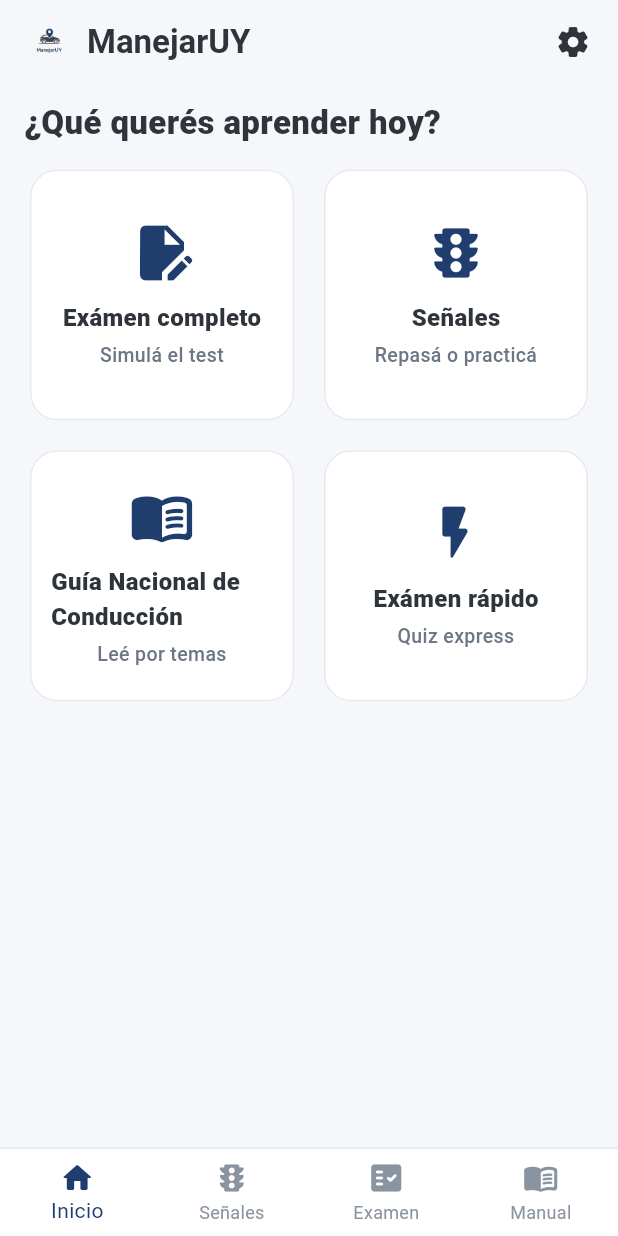
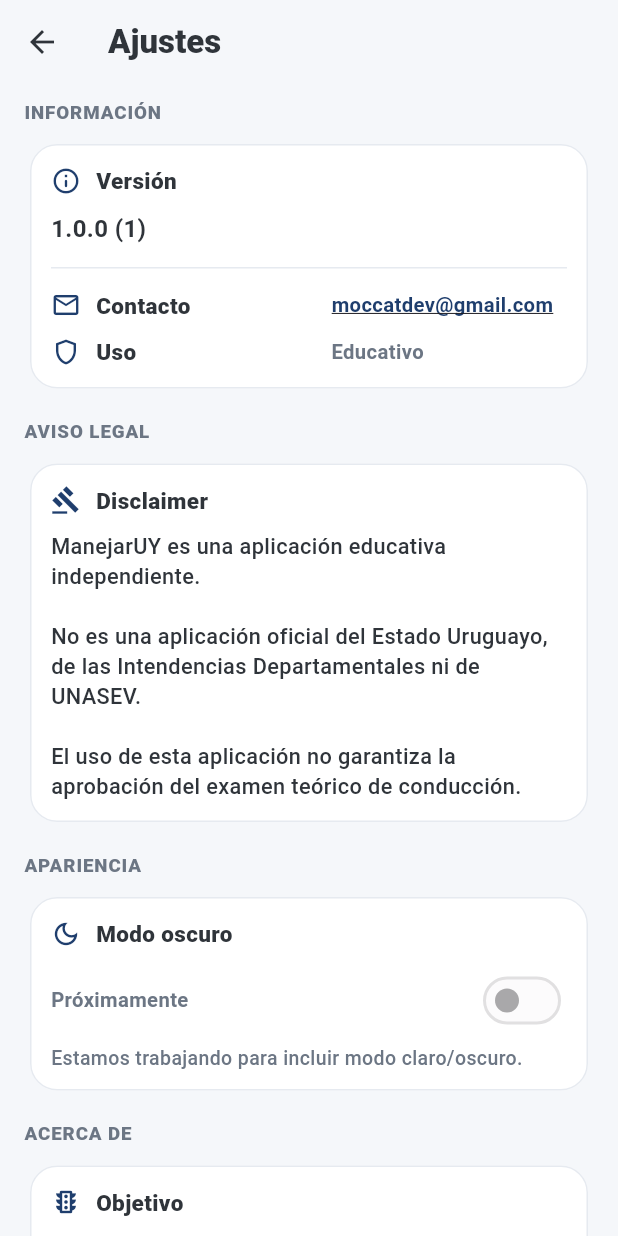
Before and after one commit to nahuelvalles/ManejarUY, a Flutter app: the screen it shows after launch, after a tap on the "settings" icon, on a phone screen of 412 x 824 dp. Run offline on Flutter 3.47's test engine with Material 3 defaults, Android fonts, the phone set to English and light mode, and no system bars; our stand-ins replace package_info_plus; missing offline and left inert: syncfusion_flutter_pdfviewer.

Commit message:
Adición de info sobre la app (ajustes)

```diff
--- /dev/null
+++ b/lib/screens/ajustes_screen.dart
@@ -0,0 +1,349 @@
+import 'package:flutter/material.dart';
+import 'package:package_info_plus/package_info_plus.dart';
+import 'package:url_launcher/url_launcher.dart';
+import '../theme/app_theme.dart';
+
+class AjustesScreen extends StatefulWidget {
+  const AjustesScreen({super.key});
+
+  @override
+  State<AjustesScreen> createState() => _AjustesScreenState();
+}
+
+class _AjustesScreenState extends State<AjustesScreen> {
+  PackageInfo? _info;
+
+  @override
+  void initState() {
+    super.initState();
+    _loadInfo();
+  }
+
+  Future<void> _loadInfo() async {
+    final info = await PackageInfo.fromPlatform();
+    if (!mounted) return;
+    setState(() => _info = info);
+  }
+
+  Future<void> _openEmail() async {
+    final uri = Uri(
+      scheme: 'mailto',
+      path: 'moccatdev@gmail.com',
+      // Si querés prellenar asunto/cuerpo, descomentá:
+      // queryParameters: {
+      //   'subject': 'Consulta sobre ManejarUY',
+      //   'body': 'Hola! Tengo una consulta sobre la app ManejarUY:\n\n',
+      // },
+    );
+
+    if (await canLaunchUrl(uri)) {
+      await launchUrl(uri);
+    } else {
+      if (!mounted) return;
+      ScaffoldMessenger.of(context).showSnackBar(
+        const SnackBar(content: Text('No se pudo abrir la app de correo.')),
+      );
+    }
+  }
+
+  @override
+  Widget build(BuildContext context) {
+    final versionText = _info == null
+        ? 'Cargando...'
+        : '${_info!.version} (${_info!.buildNumber})';
+
+    return Scaffold(
+      backgroundColor: AppColors.bg,
+      appBar: AppBar(
+        title: const Text(
+          'Ajustes',
+          style: TextStyle(color: AppColors.text, fontWeight: FontWeight.w800),
+        ),
+        iconTheme: const IconThemeData(color: AppColors.text),
+      ),
+      body: ListView(
+        padding: const EdgeInsets.fromLTRB(16, 10, 16, 16),
+        children: [
+          _SectionTitle('Información'),
+          const SizedBox(height: 8),
+          _Card(
+            child: Column(
+              crossAxisAlignment: CrossAxisAlignment.start,
+              children: [
+                const _RowLabelValue(
+                  icon: Icons.info_outline_rounded,
+                  label: 'Versión',
+                ),
+                const SizedBox(height: 10),
+                Text(
+                  versionText,
+                  style: const TextStyle(
+                    color: AppColors.text,
+                    fontSize: 16,
+                    fontWeight: FontWeight.w700,
+                  ),
+                ),
+                const SizedBox(height: 14),
+                const Divider(height: 1, color: AppColors.border),
+                const SizedBox(height: 14),
+
+                _RowLabelValue(
+                  icon: Icons.email_outlined,
+                  label: 'Contacto',
+                  valueWidget: InkWell(
+                    onTap: _openEmail,
+                    child: const Text(
+                      'moccatdev@gmail.com',
+                      maxLines: 1,
+                      overflow: TextOverflow.ellipsis,
+                      style: TextStyle(
+                        color: AppColors.accent,
+                        fontSize: 13.5,
+                        fontWeight: FontWeight.w700,
+                        decoration: TextDecoration.underline,
+                      ),
+                    ),
+                  ),
+                ),
+
+                const SizedBox(height: 10),
+                const _RowLabelValue(
+                  icon: Icons.shield_outlined,
+                  label: 'Uso',
+                  value: 'Educativo',
+                ),
+              ],
+            ),
+          ),
+          const SizedBox(height: 16),
+
+          _SectionTitle('Aviso legal'),
+          const SizedBox(height: 8),
+          _Card(
+            child: const Column(
+              crossAxisAlignment: CrossAxisAlignment.start,
+              children: [
+                _RowLabelValue(icon: Icons.gavel_outlined, label: 'Disclaimer'),
+                SizedBox(height: 10),
+                Text(
+                  'ManejarUY es una aplicación educativa independiente.\n\n'
+                  'No es una aplicación oficial del Estado Uruguayo, de las Intendencias Departamentales ni de UNASEV.\n\n'
+                  'El uso de esta aplicación no garantiza la aprobación del examen teórico de conducción.',
+                  style: TextStyle(
+                    color: AppColors.text,
+                    fontSize: 14.5,
+                    height: 1.35,
+                    fontWeight: FontWeight.w500,
+                  ),
+                ),
+              ],
+            ),
+          ),
+          const SizedBox(height: 16),
+
+          _SectionTitle('Apariencia'),
+          const SizedBox(height: 8),
+          _Card(
+            child: Column(
+              crossAxisAlignment: CrossAxisAlignment.start,
+              children: [
+                const _RowLabelValue(
+                  icon: Icons.dark_mode_outlined,
+                  label: 'Modo oscuro',
+                ),
+                const SizedBox(height: 10),
+                Row(
+                  children: [
+                    const Expanded(
+                      child: Text(
+                        'Próximamente',
+                        style: TextStyle(
+                          color: Color(0xFF6C7684),
+                          fontSize: 13.5,
+                          fontWeight: FontWeight.w600,
+                        ),
+                      ),
+                    ),
+                    Switch(
+                      value: false,
+                      onChanged: null, // deshabilitado (convencional)
+                    ),
+                  ],
+                ),
+                const SizedBox(height: 6),
+                const Text(
+                  'Estamos trabajando para incluir modo claro/oscuro.',
+                  style: TextStyle(
+                    color: Color(0xFF6C7684),
+                    fontSize: 13,
+                    height: 1.25,
+                    fontWeight: FontWeight.w500,
+                  ),
+                ),
+              ],
+            ),
+          ),
+          const SizedBox(height: 16),
+          _SectionTitle('Acerca de'),
+          const SizedBox(height: 8),
+          _Card(
+            child: const Column(
+              crossAxisAlignment: CrossAxisAlignment.start,
+              children: [
+                _InfoBlock(
+                  icon: Icons.traffic_outlined,
+                  title: 'Objetivo',
+                  description:
+                      'Practicar para el examen teórico de conducción en Uruguay.',
+                ),
+                SizedBox(height: 14),
+                _InfoBlock(
+                  icon: Icons.description_outlined,
+                  title: 'Material',
+                  description:
+                      'Basado en información pública de educación vial, utilizada con fines educativos.',
+                ),
+                SizedBox(height: 16),
+                Divider(height: 1, color: AppColors.border),
+                SizedBox(height: 12),
+                Text(
+                  '© 2026 Moccat. Contenido educativo independiente.',
+                  style: TextStyle(
+                    color: Color(0xFF6C7684),
+                    fontSize: 12.5,
+                    fontWeight: FontWeight.w600,
+                  ),
+                ),
+              ],
+            ),
+          ),
+        ],
+      ),
+    );
+  }
+}
+
+class _SectionTitle extends StatelessWidget {
+  const _SectionTitle(this.text);
+  final String text;
+
+  @override
+  Widget build(BuildContext context) {
+    return Text(
+      text.toUpperCase(),
+      style: const TextStyle(
+        color: Color(0xFF6C7684),
+        fontSize: 12.5,
+        fontWeight: FontWeight.w800,
+        letterSpacing: 0.6,
+      ),
+    );
+  }
+}
+
+class _Card extends StatelessWidget {
+  const _Card({required this.child});
+  final Widget child;
+
+  @override
+  Widget build(BuildContext context) {
+    return Card(
+      child: Padding(padding: const EdgeInsets.all(14), child: child),
+    );
+  }
+}
+
+class _RowLabelValue extends StatelessWidget {
+  const _RowLabelValue({
+    required this.icon,
+    required this.label,
+    this.value,
+    this.valueWidget,
+  });
+
+  final IconData icon;
+  final String label;
+  final String? value;
+  final Widget? valueWidget;
+
+  @override
+  Widget build(BuildContext context) {
+    return Row(
+      children: [
+        Icon(icon, color: AppColors.accent, size: 20),
+        const SizedBox(width: 10),
+        Expanded(
+          child: Text(
+            label,
+            style: const TextStyle(
+              color: AppColors.text,
+              fontSize: 15,
+              fontWeight: FontWeight.w800,
+            ),
+          ),
+        ),
+        if (valueWidget != null)
+          Flexible(child: valueWidget!)
+        else if (value != null)
+          Flexible(
+            child: Text(
+              value!,
+              maxLines: 1,
+              overflow: TextOverflow.ellipsis,
+              textAlign: TextAlign.right,
+              style: const TextStyle(
+                color: Color(0xFF6C7684),
+                fontSize: 13.5,
+                fontWeight: FontWeight.w600,
+              ),
+            ),
+          ),
+      ],
+    );
+  }
+}
+
+class _InfoBlock extends StatelessWidget {
+  const _InfoBlock({
+    required this.icon,
+    required this.title,
+    required this.description,
+  });
+
+  final IconData icon;
+  final String title;
+  final String description;
+
+  @override
+  Widget build(BuildContext context) {
+    return Column(
+      crossAxisAlignment: CrossAxisAlignment.start,
+      children: [
+        Row(
+          children: [
+            Icon(icon, color: AppColors.accent, size: 20),
+            const SizedBox(width: 10),
+            Text(
+              title,
+              style: const TextStyle(
+                color: AppColors.text,
+                fontSize: 15,
+                fontWeight: FontWeight.w800,
+              ),
+            ),
+          ],
+        ),
+        const SizedBox(height: 8),
+        Text(
+          description,
+          style: const TextStyle(
+            color: Color(0xFF6C7684),
+            fontSize: 14,
+            height: 1.35,
+            fontWeight: FontWeight.w500,
+          ),
+        ),
+      ],
+    );
+  }
+}
--- a/lib/screens/home_screen.dart
+++ b/lib/screens/home_screen.dart
@@ -4,6 +4,7 @@
 import 'examen_quiz_screen.dart';
 import 'manual_indice_screen.dart';
 import 'senales_screen.dart';
+import 'ajustes_screen.dart';
 
 class HomeScreen extends StatelessWidget {
   const HomeScreen({super.key});
@@ -35,7 +36,10 @@
         actions: [
           IconButton(
             onPressed: () {
-              // TODO: abrir settings cuando lo tengas
+              Navigator.push(
+                context,
+                MaterialPageRoute(builder: (_) => const AjustesScreen()),
+              );
             },
             icon: const Icon(Icons.settings_rounded, color: AppColors.text),
           ),
@@ -71,7 +75,8 @@
                   Navigator.push(
                     context,
                     MaterialPageRoute(
-                      builder: (_) => const ExamenQuizScreen(modo: QuizModo.examenCompleto),
+                      builder: (_) =>
+                          const ExamenQuizScreen(modo: QuizModo.examenCompleto),
                     ),
                   );
                 },
@@ -94,7 +99,9 @@
                 onTap: () {
                   Navigator.push(
                     context,
-                    MaterialPageRoute(builder: (_) => const ManualIndiceScreen()),
+                    MaterialPageRoute(
+                      builder: (_) => const ManualIndiceScreen(),
+                    ),
                   );
                 },
               ),
@@ -106,7 +113,8 @@
                   Navigator.push(
                     context,
                     MaterialPageRoute(
-                      builder: (_) => const ExamenQuizScreen(modo: QuizModo.examenRapido),
+                      builder: (_) =>
+                          const ExamenQuizScreen(modo: QuizModo.examenRapido),
                     ),
                   );
                 },
@@ -147,6 +155,7 @@
               const SizedBox(height: 10),
               Text(
                 title,
+                textAlign: TextAlign.center,
                 style: const TextStyle(
                   fontSize: 16,
                   fontWeight: FontWeight.w800,
--- a/lib/screens/manual_indice_screen.dart
+++ b/lib/screens/manual_indice_screen.dart
@@ -70,8 +70,8 @@
 
   @override
   Widget build(BuildContext context) {
-    final theme = Theme.of(context);
-    final cs = theme.colorScheme;
+    //final theme = Theme.of(context);
+    //final cs = theme.colorScheme;
 
     final q = _searchCtrl.text.trim().toLowerCase();
     final isSearching = q.isNotEmpty;
--- a/pubspec.yaml
+++ b/pubspec.yaml
@@ -13,6 +13,8 @@
   syncfusion_flutter_pdfviewer: ^32.1.23
   image: ^4.2.0
   cupertino_icons: ^1.0.8
+  package_info_plus: ^8.0.2
+  url_launcher: ^6.2.5
 
 dev_dependencies:
   flutter_test:
```
Also changed, not shown: pubspec.lock, 1 other file.
